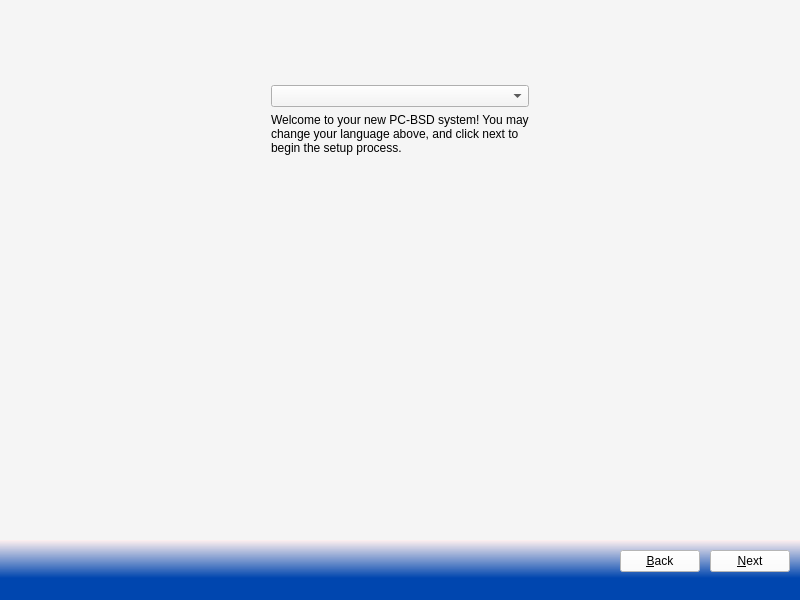
First picture: the form in src-qt5/pc-firstbootgui/firstboot.ui, repository trueos/pcbsd, before the edit.
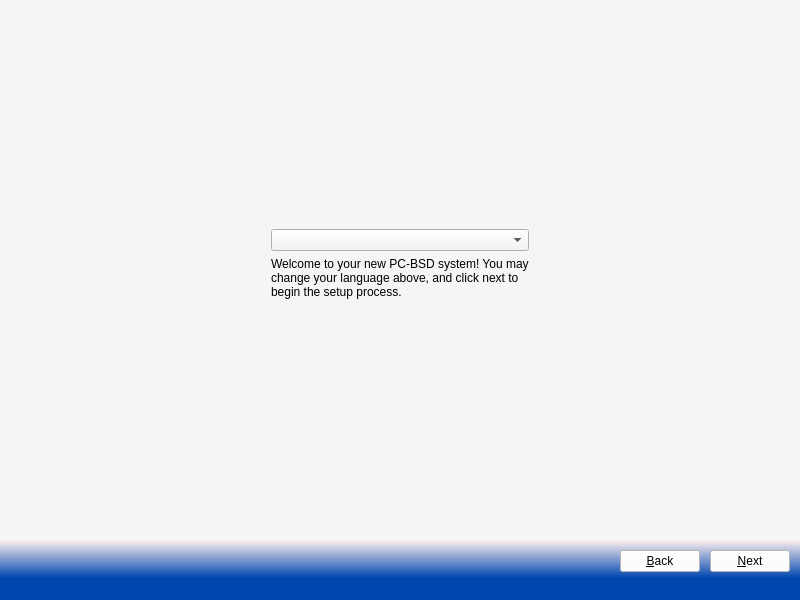
Second picture: the form after the edit. The open tabs and pages were chosen to show the change. Icons and pictures are not drawn.

Commit message: Make sure the firstboot UI is also full screen in the background (just like the intaller). Also update the netkey dialog so that the user can see which security type was detected (wifi points which have an error in the security detection are ignored), and center that dialog on the main window.

The edit to the form file:
```diff
--- a/src-qt5/pc-firstbootgui/firstboot.ui
+++ b/src-qt5/pc-firstbootgui/firstboot.ui
@@ -68,12 +68,12 @@
            <enum>Qt::Vertical</enum>
           </property>
           <property name="sizeType">
-           <enum>QSizePolicy::Fixed</enum>
+           <enum>QSizePolicy::Expanding</enum>
           </property>
           <property name="sizeHint" stdset="0">
            <size>
-            <width>18</width>
-            <height>50</height>
+            <width>0</width>
+            <height>0</height>
            </size>
           </property>
          </spacer>
@@ -160,8 +160,8 @@
           </property>
           <property name="sizeHint" stdset="0">
            <size>
-            <width>20</width>
-            <height>92</height>
+            <width>0</width>
+            <height>0</height>
            </size>
           </property>
          </spacer>
```
Left out of the diff: 11 changed lines with no effect on the pictures. The commit also changes 4 other files.
